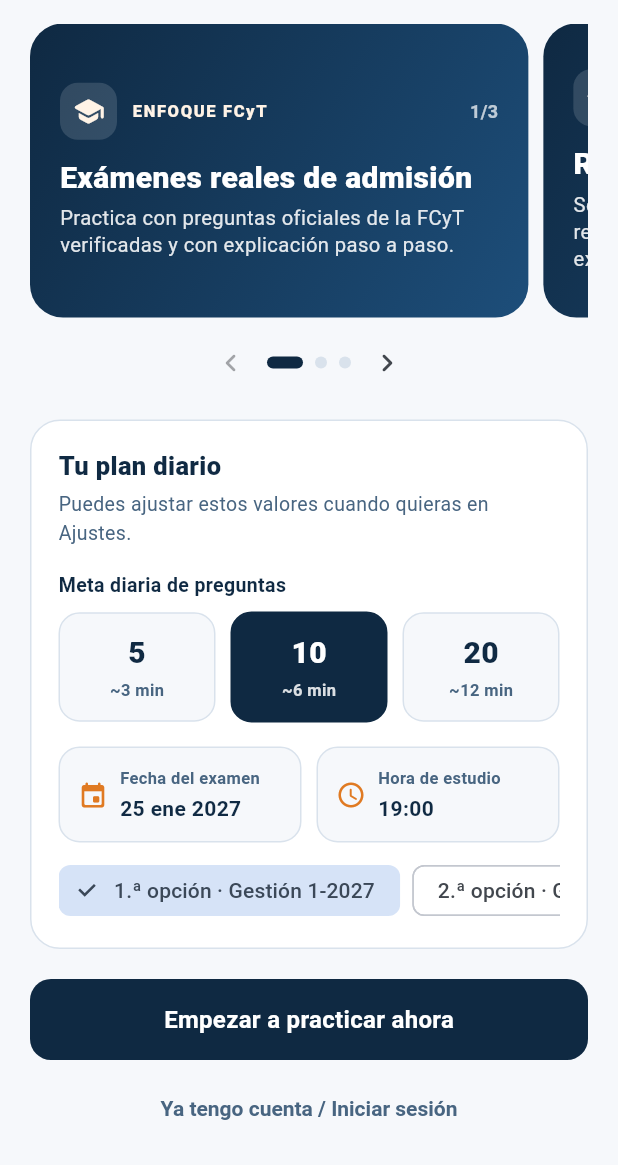
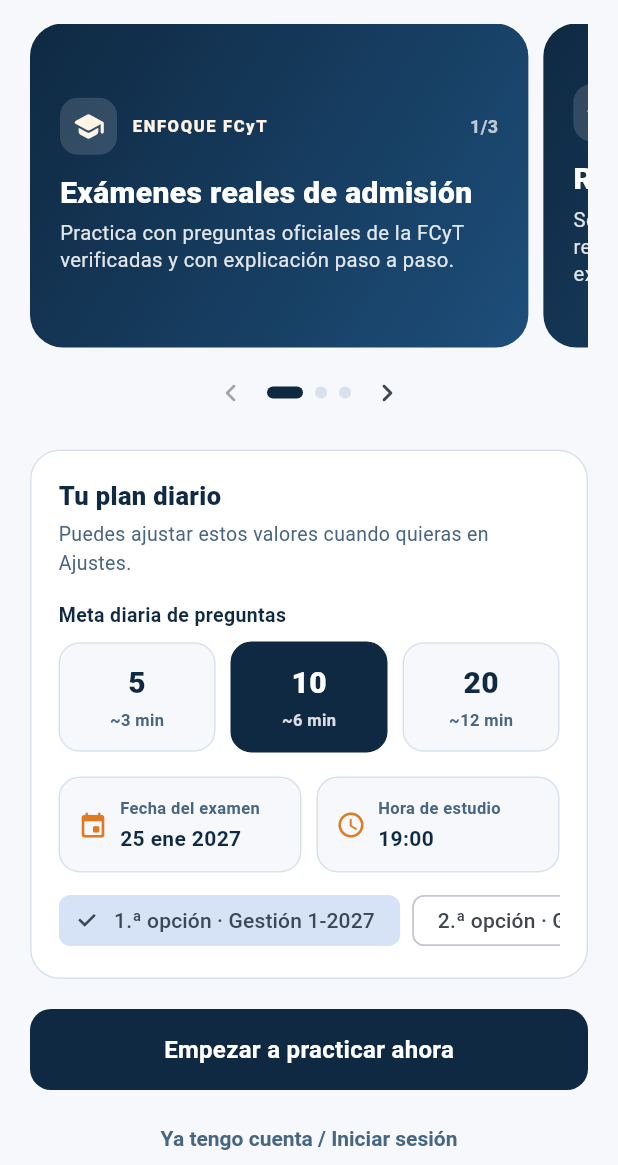
Before and after one commit to WilHacker/Prepion, a Flutter app: the screen it shows after launch, on a phone screen of 412 x 824 dp, the part 71-1236 px from its top. Run offline on Flutter 3.47's test engine with Material 3 defaults, Android fonts, the phone set to English and light mode, and no system bars; our stand-ins replace dio, drift, drift_flutter, fl_chart, flutter_riverpod, go_router and 2 more; missing offline and left inert: fsrs; accounts and stored records are empty; generated files the repository leaves out were written again; network calls fail; statements that could not run were skipped.

Commit message:
fix(app): evitar overflow en el carrusel de onboarding

```diff
--- a/app/lib/features/inicio/presentation/pages/onboarding_page.dart
+++ b/app/lib/features/inicio/presentation/pages/onboarding_page.dart
@@ -162,7 +162,7 @@ class _OnboardingPageState extends ConsumerState<OnboardingPage> {
               ),
               const SizedBox(height: 16),
               SizedBox(
-                height: 196,
+                height: 216,
                 child: PageView.builder(
                   key: const Key('carrusel_onboarding'),
                   controller: _pageController,
@@ -184,7 +184,10 @@ class _OnboardingPageState extends ConsumerState<OnboardingPage> {
                 ),
               ),
               const SizedBox(height: 10),
-              Row(
+              Center(
+                child: FittedBox(
+                  fit: BoxFit.scaleDown,
+                  child: Row(
                     mainAxisAlignment: MainAxisAlignment.center,
                     children: <Widget>[
                       IconButton(
@@ -241,6 +244,8 @@ class _OnboardingPageState extends ConsumerState<OnboardingPage> {
                         icon: const Icon(Icons.chevron_right_rounded),
                       ),
                     ],
+                  ),
+                ),
               ),
               const SizedBox(height: 18),
               SelectorMetasCard(
@@ -304,9 +309,11 @@ class _TarjetaCarrusel extends StatelessWidget {
         ),
         borderRadius: BorderRadius.circular(22),
       ),
+      child: Center(
+        child: SingleChildScrollView(
           child: Column(
             crossAxisAlignment: CrossAxisAlignment.start,
-        mainAxisAlignment: MainAxisAlignment.center,
+            mainAxisSize: MainAxisSize.min,
             children: <Widget>[
               Row(
                 children: <Widget>[
@@ -368,6 +375,8 @@ class _TarjetaCarrusel extends StatelessWidget {
               ),
             ],
           ),
+        ),
+      ),
     );
   }
 }
```
Also changed, not shown: 1 other file. Lines whose indentation alone changed are shown as unchanged.
